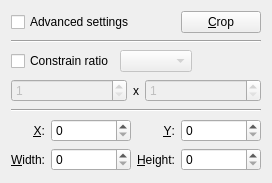
KDE/gwenview, file lib/crop/cropwidget.ui: the form before one commit.
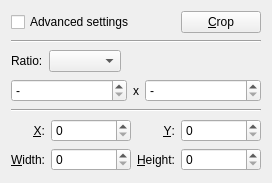
The form after the commit. Custom widgets are drawn as their Qt base class.

Commit message: No need for a "Constrain ratio" check box, just add a "No constraint" entry to the ratio list.

Patch:
```diff
--- a/lib/crop/cropwidget.ui
+++ b/lib/crop/cropwidget.ui
@@ -41,18 +41,17 @@
       <item>
        <layout class="QHBoxLayout" name="horizontalLayout_2">
         <item>
-         <widget class="QCheckBox" name="constrainRatioCheckBox">
+         <widget class="QLabel" name="label_6">
           <property name="text">
-           <string>Constrain ratio</string>
+           <string>Ratio:</string>
+          </property>
+          <property name="buddy">
+           <cstring>ratioComboBox</cstring>
           </property>
          </widget>
         </item>
         <item>
-         <widget class="KComboBox" name="ratioComboBox">
-          <property name="enabled">
-           <bool>false</bool>
-          </property>
-         </widget>
+         <widget class="KComboBox" name="ratioComboBox"/>
         </item>
         <item>
          <spacer name="horizontalSpacer_2">
@@ -73,11 +72,11 @@
        <layout class="QHBoxLayout" name="horizontalLayout">
         <item>
          <widget class="QSpinBox" name="ratioWidthSpinBox">
-          <property name="enabled">
-           <bool>false</bool>
+          <property name="specialValueText">
+           <string>-</string>
           </property>
-          <property name="minimum">
-           <number>1</number>
+          <property name="value">
+           <number>0</number>
           </property>
          </widget>
         </item>
@@ -96,11 +95,11 @@
         </item>
         <item>
          <widget class="QSpinBox" name="ratioHeightSpinBox">
-          <property name="enabled">
-           <bool>false</bool>
+          <property name="specialValueText">
+           <string>-</string>
           </property>
-          <property name="minimum">
-           <number>1</number>
+          <property name="value">
+           <number>0</number>
           </property>
          </widget>
         </item>
```
Left out of the diff: 60 changed lines with no effect on the pictures. The commit also changes 1 other file.
